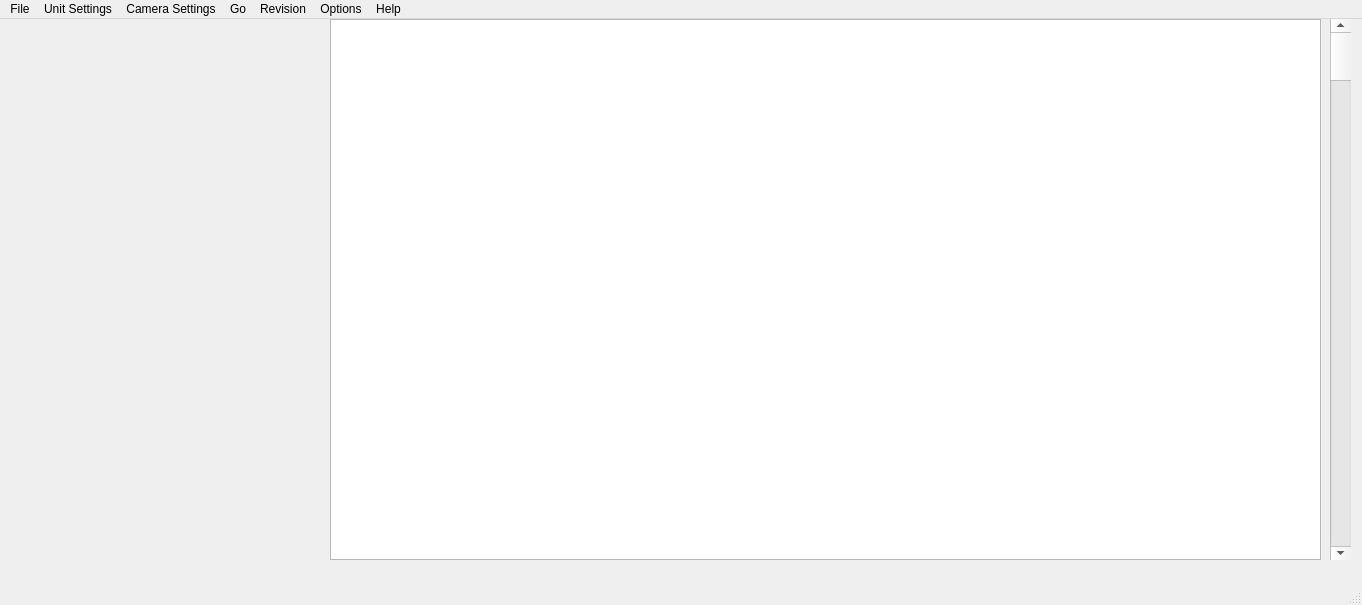
Above: Analyzer/analyzer.ui from MinbinGong/QtProjects before the change. Below: the same form after it.
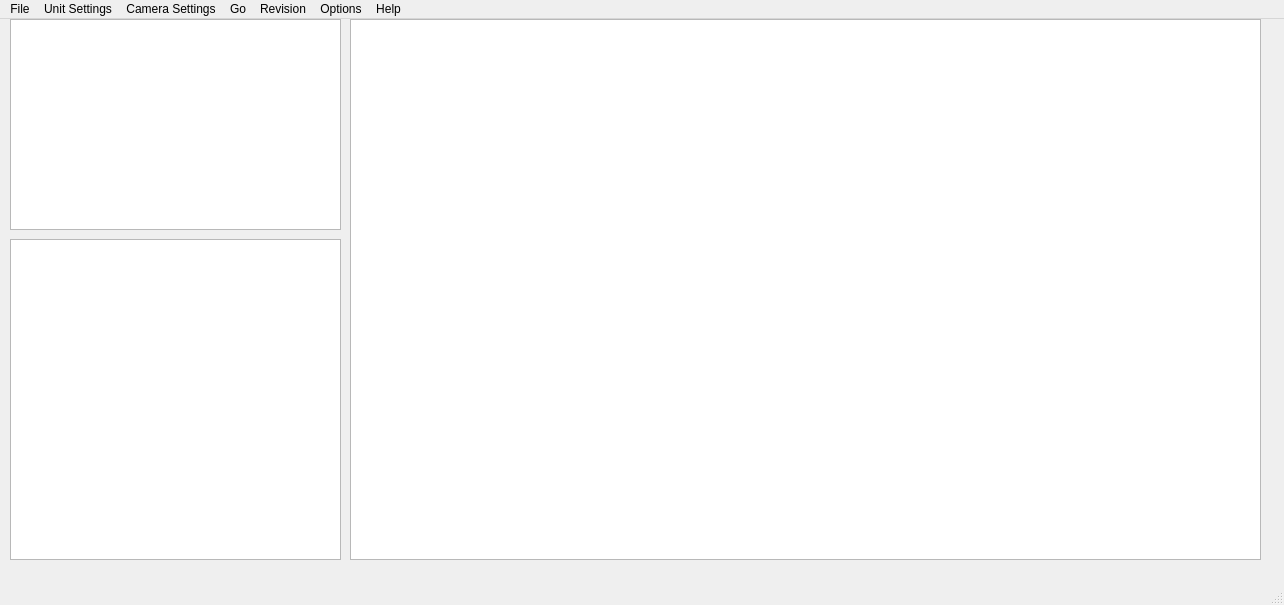
That is the form after the change.

Commit message: Analyzer second draft

```diff
--- a/Analyzer/analyzer.ui
+++ b/Analyzer/analyzer.ui
@@ -6,7 +6,7 @@
    <rect>
     <x>0</x>
     <y>0</y>
-    <width>1362</width>
+    <width>1284</width>
     <height>605</height>
    </rect>
   </property>
@@ -17,24 +17,31 @@
    <widget class="QGraphicsView" name="graphicsView">
     <property name="geometry">
      <rect>
-      <x>330</x>
+      <x>350</x>
       <y>0</y>
-      <width>991</width>
+      <width>911</width>
       <height>541</height>
      </rect>
     </property>
    </widget>
-   <widget class="QScrollBar" name="verticalScrollBar">
+   <widget class="QGraphicsView" name="graphicsView_2">
     <property name="geometry">
      <rect>
-      <x>1330</x>
+      <x>10</x>
       <y>0</y>
-      <width>21</width>
-      <height>541</height>
+      <width>331</width>
+      <height>211</height>
      </rect>
     </property>
-    <property name="orientation">
-     <enum>Qt::Vertical</enum>
+   </widget>
+   <widget class="QTreeView" name="treeView">
+    <property name="geometry">
+     <rect>
+      <x>10</x>
+      <y>220</y>
+      <width>331</width>
+      <height>321</height>
+     </rect>
     </property>
    </widget>
   </widget>
@@ -43,7 +50,7 @@
     <rect>
      <x>0</x>
      <y>0</y>
-     <width>1362</width>
+     <width>1284</width>
      <height>29</height>
     </rect>
    </property>
```
The commit also changes 7 other files.
